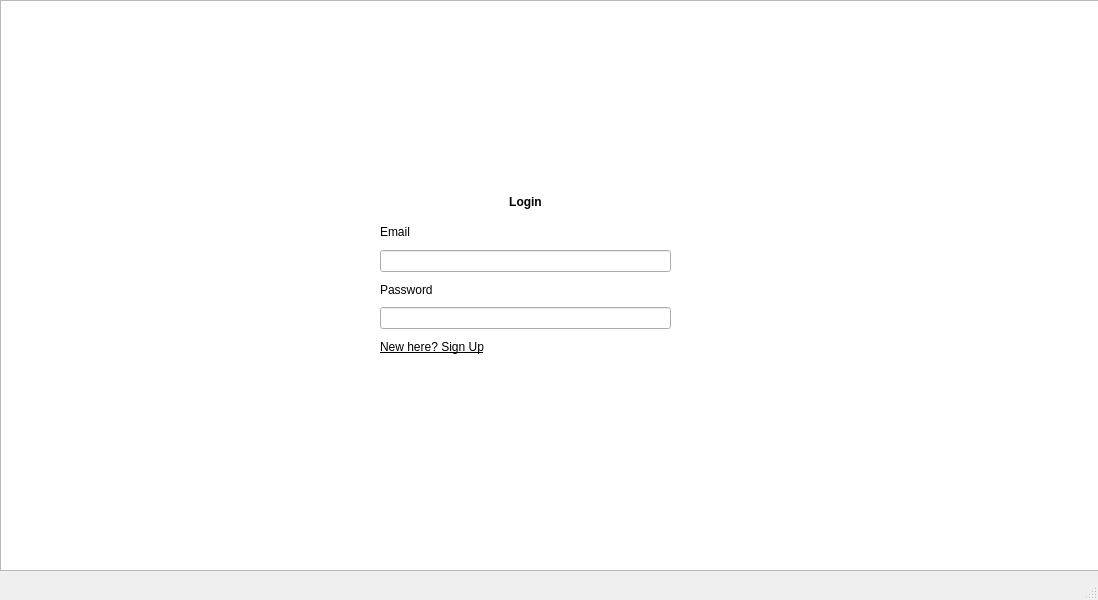
Old version of the form SpeedoPoint/mainwindow.ui in the repository AliEissa2077/speedopoint.
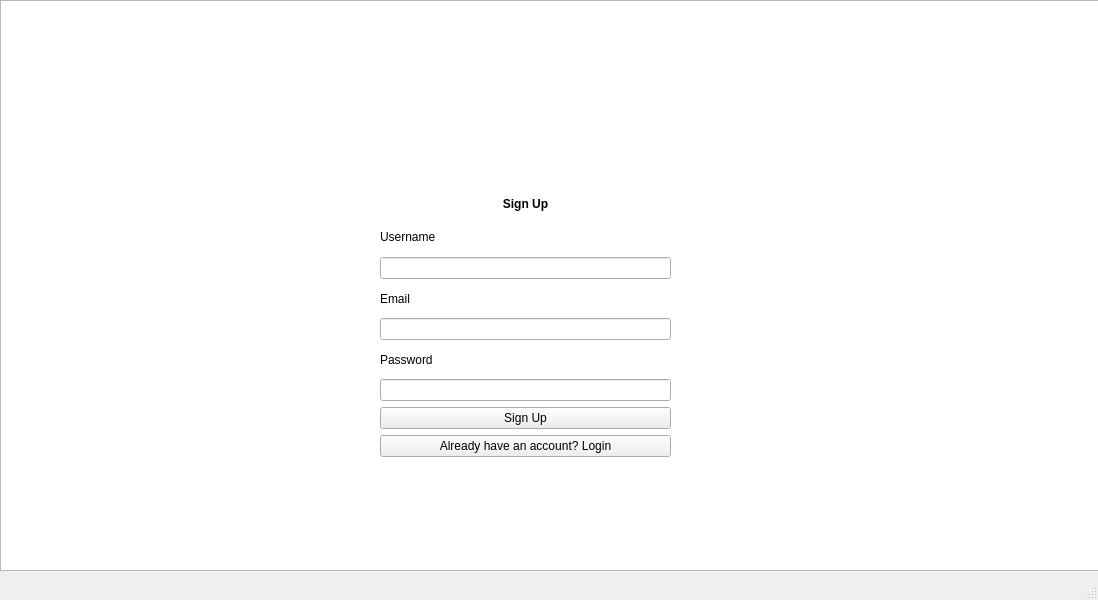
New version of the form.

Commit message: login screen testing

The edit to the form file:
```diff
--- a/SpeedoPoint/mainwindow.ui
+++ b/SpeedoPoint/mainwindow.ui
@@ -42,13 +42,16 @@
       </rect>
      </property>
     </widget>
-    <widget class="QFrame" name="frame">
+    <widget class="QFrame" name="LoginFrame">
+     <property name="enabled">
+      <bool>true</bool>
+     </property>
      <property name="geometry">
       <rect>
        <x>330</x>
        <y>170</y>
        <width>391</width>
-       <height>201</height>
+       <height>271</height>
       </rect>
      </property>
      <property name="frameShape">
@@ -63,7 +66,7 @@
         <x>50</x>
         <y>20</y>
         <width>291</width>
-        <height>169</height>
+        <height>215</height>
        </rect>
       </property>
       <layout class="QVBoxLayout" name="verticalLayout">
@@ -107,13 +110,14 @@
         <widget class="QLineEdit" name="lineEdit"/>
        </item>
        <item>
-        <widget class="QLabel" name="label_4">
-         <property name="font">
-          <font>
-           <italic>false</italic>
-           <underline>true</underline>
-          </font>
+        <widget class="QPushButton" name="LoginButton">
+         <property name="text">
+          <string>Login</string>
          </property>
+        </widget>
+       </item>
+       <item>
+        <widget class="QPushButton" name="LoginSwitch">
          <property name="text">
           <string>New here? Sign Up</string>
          </property>
@@ -122,6 +126,103 @@
       </layout>
      </widget>
     </widget>
+    <widget class="QFrame" name="SignUpFrame">
+     <property name="enabled">
+      <bool>true</bool>
+     </property>
+     <property name="geometry">
+      <rect>
+       <x>330</x>
+       <y>170</y>
+       <width>391</width>
+       <height>311</height>
+      </rect>
+     </property>
+     <property name="frameShape">
+      <enum>QFrame::NoFrame</enum>
+     </property>
+     <property name="frameShadow">
+      <enum>QFrame::Raised</enum>
+     </property>
+     <widget class="QWidget" name="verticalLayoutWidget_3">
+      <property name="geometry">
+       <rect>
+        <x>50</x>
+        <y>20</y>
+        <width>291</width>
+        <height>267</height>
+       </rect>
+      </property>
+      <layout class="QVBoxLayout" name="verticalLayout_3">
+       <item>
+        <widget class="QLabel" name="Signuplabel">
+         <property name="font">
+          <font>
+           <weight>75</weight>
+           <bold>true</bold>
+          </font>
+         </property>
+         <property name="layoutDirection">
+          <enum>Qt::LeftToRight</enum>
+         </property>
+         <property name="text">
+          <string>Sign Up</string>
+         </property>
+         <property name="alignment">
+          <set>Qt::AlignCenter</set>
+         </property>
+        </widget>
+       </item>
+       <item>
+        <widget class="QLabel" name="UsernameLabel">
+         <property name="text">
+          <string>Username</string>
+         </property>
+        </widget>
+       </item>
+       <item>
+        <widget class="QLineEdit" name="UsernameEntry"/>
+       </item>
+       <item>
+        <widget class="QLabel" name="emailLabel">
+         <property name="text">
+          <string>Email</string>
+         </property>
+        </widget>
+       </item>
+       <item>
+        <widget class="QLineEdit" name="EmailEntry"/>
+       </item>
+       <item>
+        <widget class="QLabel" name="PassLabel">
+         <property name="text">
+          <string>Password</string>
+         </property>
+        </widget>
+       </item>
+       <item>
+        <widget class="QLineEdit" name="PasswordEntry"/>
+       </item>
+       <item>
+        <widget class="QPushButton" name="signupButton">
+         <property name="text">
+          <string>Sign Up</string>
+         </property>
+        </widget>
+       </item>
+       <item>
+        <widget class="QPushButton" name="SignupSwitch">
+         <property name="text">
+          <string>Already have an account? Login</string>
+         </property>
+        </widget>
+       </item>
+      </layout>
+     </widget>
+    </widget>
+    <zorder>LoginFrame</zorder>
+    <zorder>LoginBackground</zorder>
+    <zorder>SignUpFrame</zorder>
    </widget>
   </widget>
   <widget class="QMenuBar" name="menubar">
```
Left out of the diff: 10 changed lines with no effect on the pictures. The commit also changes 11 other files.
